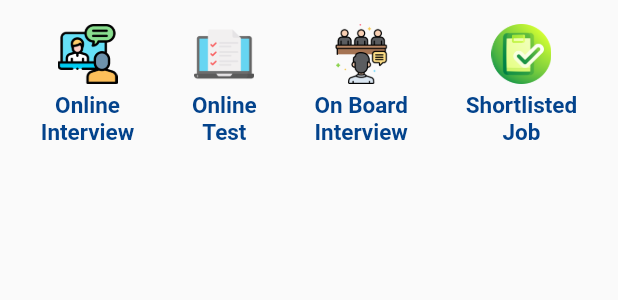
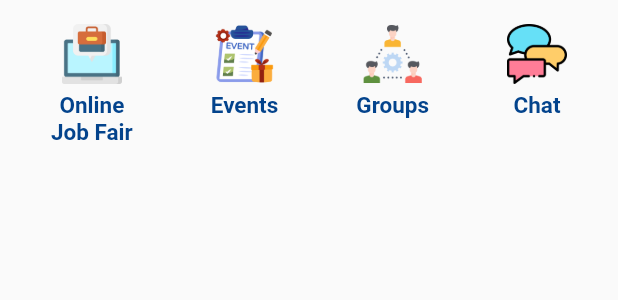
Before and after one commit to Mosaidur/Job-Skeers, a Flutter app: the OthersFeatures widget shown alone on an empty page, opened directly, on a phone screen of 412 x 824 dp. Shown: the top 300 px of the screen. Run offline on Flutter 3.47's test engine with Material 3 defaults, Android fonts, the phone set to English and light mode, and no system bars; our stand-ins replace email_validator, intl_phone_field, shared_preferences; missing offline and left inert: multiselect_dropdown_flutter; accounts and stored records are empty.

Commit message:
22th commite

```diff
--- a/jobskeers/lib/Job_Seeker/Pages/More/widgets/OtherFrature.dart
+++ b/jobskeers/lib/Job_Seeker/Pages/More/widgets/OtherFrature.dart
@@ -33,7 +33,7 @@ class _OthersFeaturesState extends State<OthersFeatures> {
                       Container(
                         height: 40,
                         width: 40,
-                        child: Image.asset("assets/Images2/online-interview.png"),
+                        child: Image.asset("assets/Images2/Online Job Fair.png"),
                       ),
                       SizedBox(
                         height: 5,
@@ -47,7 +47,7 @@ class _OthersFeaturesState extends State<OthersFeatures> {
                         ),
                       ),
                       Text(
-                        "Interview",
+                        "Job Fair",
                         style: TextStyle(
                           color: Color(0xff03438C),
                           fontSize: 15,
@@ -67,13 +67,13 @@ class _OthersFeaturesState extends State<OthersFeatures> {
                       Container(
                         height: 40,
                         width: 40,
-                        child: Image.asset("assets/Images2/online-test.png"),
+                        child: Image.asset("assets/Images2/Events.png"),
                       ),
                       SizedBox(
                         height: 5,
                       ),
                       Text(
-                        "Online",
+                        "Events",
                         style: TextStyle(
                           color: Color(0xff03438C),
                           fontSize: 15,
@@ -81,7 +81,7 @@ class _OthersFeaturesState extends State<OthersFeatures> {
                         ),
                       ),
                       Text(
-                        "Test",
+                        " ",
                         style: TextStyle(
                           color: Color(0xff03438C),
                           fontSize: 15,
@@ -92,7 +92,7 @@ class _OthersFeaturesState extends State<OthersFeatures> {
                   ),
                 ),
 
-                //Group logo and text
+                //Groups logo and text
                 Padding(
                   padding: const EdgeInsets.all(8.0),
                   child: Column(
@@ -101,13 +101,13 @@ class _OthersFeaturesState extends State<OthersFeatures> {
                       Container(
                         height: 40,
                         width: 40,
-                        child: Image.asset("assets/Images2/On Board Interview.png"),
+                        child: Image.asset("assets/Images2/Groups.png"),
                       ),
                       SizedBox(
                         height: 5,
                       ),
                       Text(
-                        "On Board",
+                        "Groups",
                         style: TextStyle(
                           color: Color(0xff03438C),
                           fontSize: 15,
@@ -115,7 +115,7 @@ class _OthersFeaturesState extends State<OthersFeatures> {
                         ),
                       ),
                       Text(
-                        "Interview",
+                        " ",
                         style: TextStyle(
                           color: Color(0xff03438C),
                           fontSize: 15,
@@ -135,13 +135,13 @@ class _OthersFeaturesState extends State<OthersFeatures> {
                       Container(
                         height: 40,
                         width: 40,
-                        child: Image.asset("assets/Images2/Shortlisted Job.png"),
+                        child: Image.asset("assets/Images2/Chat.png"),
                       ),
                       SizedBox(
                         height: 5,
                       ),
                       Text(
-                        "Shortlisted",
+                        "Chat",
                         style: TextStyle(
                           color: Color(0xff03438C),
                           fontSize: 15,
@@ -149,7 +149,7 @@ class _OthersFeaturesState extends State<OthersFeatures> {
                         ),
                       ),
                       Text(
-                        "Job",
+                        " ",
                         style: TextStyle(
                           color: Color(0xff03438C),
                           fontSize: 15,
```
Also changed, not shown: jobskeers/assets/Images2/Chat.png (added), jobskeers/assets/Images2/Events.png (added), jobskeers/assets/Images2/Groups.png (added), jobskeers/assets/Images2/Online Job Fair.png (added).
